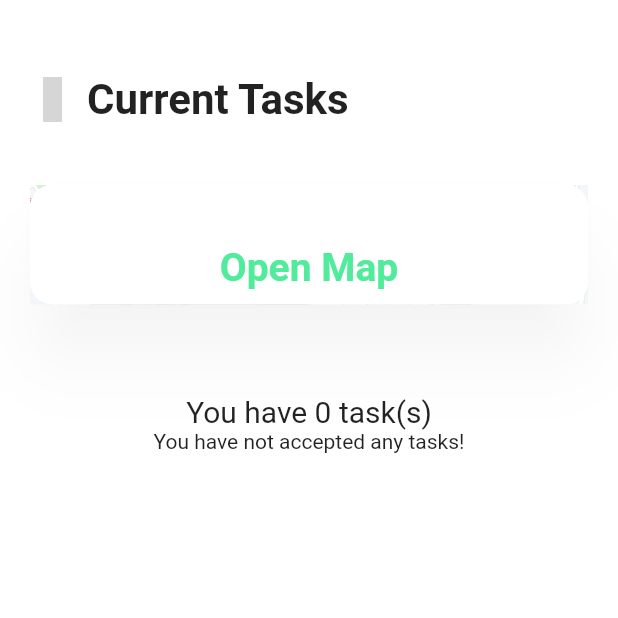
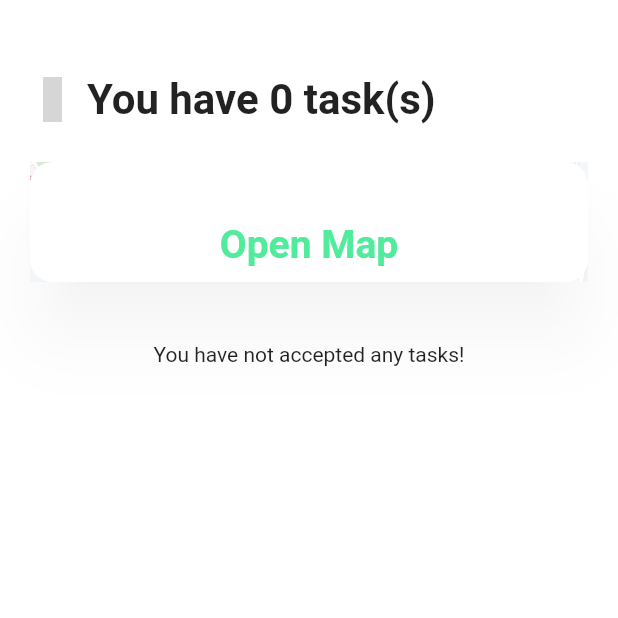
Before and after one commit to zineanteoh/vinkybox-app, a Flutter app: the CurrentTasksView screen opened by its route, on a phone screen of 412 x 824 dp, the top half of it. Run offline on Flutter 3.47's test engine with Material 2 defaults, Android fonts, the phone set to English and light mode, and no system bars; drawn by our look-alikes of pull_to_refresh; our stand-ins replace auth_buttons, cached_network_image, cloud_firestore, firebase_auth, firebase_core, firebase_database and 13 more; missing offline and left inert: carbon_icons, dart:ffi, google_maps_flutter_platform_interface; accounts and stored records are empty; Roboto replaces fonts that are missing (Raleway); grey boxes are pictures that could not be loaded.

Commit message:
minor padding changes

```diff
--- a/lib/ui/views/delivery/current_tasks/current_tasks_view.dart
+++ b/lib/ui/views/delivery/current_tasks/current_tasks_view.dart
@@ -19,14 +19,10 @@ class CurrentTasksView extends StatelessWidget {
           child: <Widget>[
             HeaderBar(
               model: model,
-              headerText: 'Current Tasks',
+              headerText:
+                  'You have ${model.getCurrentTasksCount()} task(s)',
             ),
             const OpenMapButton(),
-            Text('You have ${model.getCurrentTasksCount()} task(s)',
-                    style: const TextStyle(
-                        fontWeight: FontWeight.w400, fontSize: 20))
-                .alignment(Alignment.center)
-                .padding(top: 20),
             Expanded(
               child: SmartRefresher(
                   header: const ClassicHeader(
--- a/lib/ui/widgets/smart_widgets/open_map_button.dart/open_map_button.dart
+++ b/lib/ui/widgets/smart_widgets/open_map_button.dart/open_map_button.dart
@@ -64,7 +64,7 @@ class OpenMapButton extends StatelessWidget {
             const Duration(milliseconds: 150),
             Curves.easeOut,
           )
-          .padding(vertical: 40),
+          .padding(top: 25, bottom: 40),
       viewModelBuilder: () => OpenMapButtonModel(),
     );
   }
```
